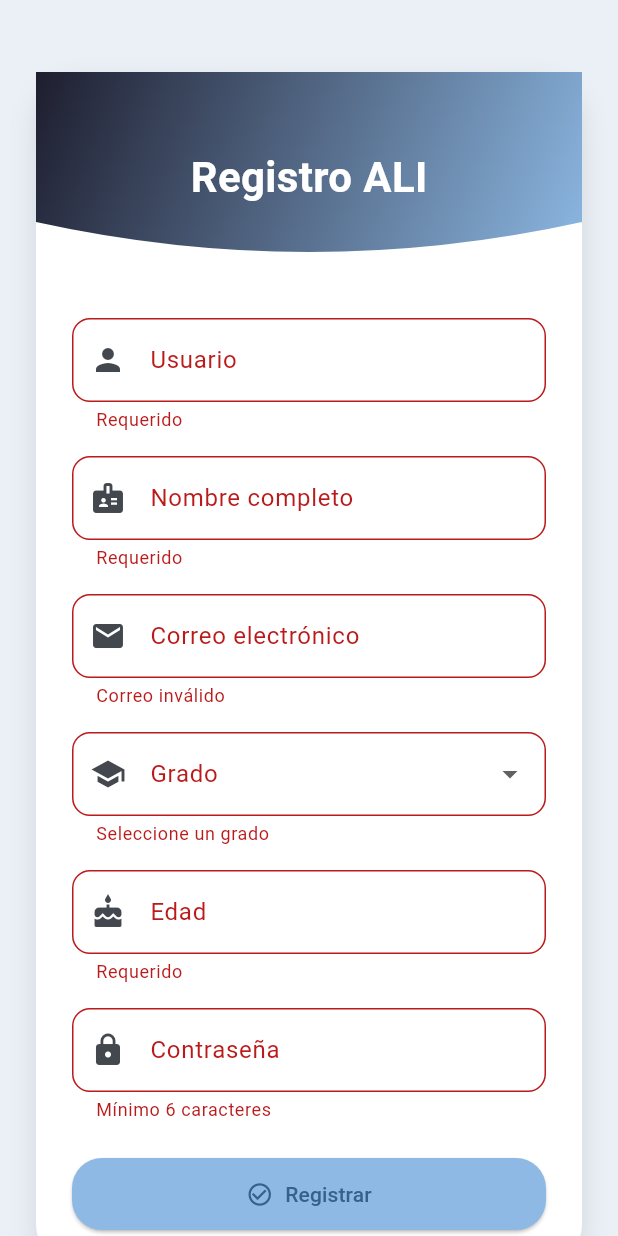
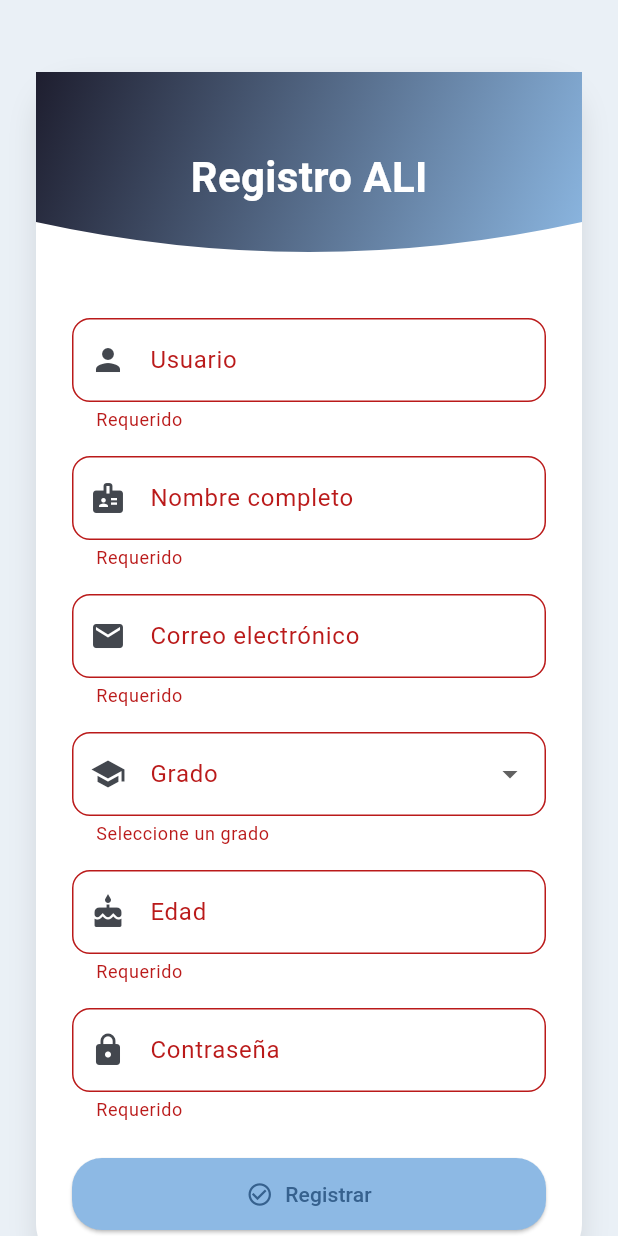
Before and after one commit to carlosalevela/ALI_plataformaintegral, a Flutter app: the RegisterScreen screen opened by its route, after a tap on "Registrar", on a phone screen of 412 x 824 dp. Run offline on Flutter 3.47's test engine with Material 3 defaults, Android fonts, the phone set to English and light mode, and no system bars; our stand-ins replace shared_preferences; accounts and stored records are empty.

Commit message:
correciones en diseño

```diff
--- a/Ali_Front/ali_fronted/lib/screens/register_screen.dart
+++ b/Ali_Front/ali_fronted/lib/screens/register_screen.dart
@@ -153,6 +153,7 @@ class _RegisterScreenState extends State<RegisterScreen> with TickerProviderStat
                     key: _formKey,
                     child: Column(
                       children: [
+                        // Campo Usuario
                         TextFormField(
                           controller: _username,
                           onFieldSubmitted: (_) => _register(),
@@ -161,9 +162,12 @@ class _RegisterScreenState extends State<RegisterScreen> with TickerProviderStat
                             prefixIcon: const Icon(Icons.person),
                             border: OutlineInputBorder(borderRadius: BorderRadius.circular(12)),
                           ),
-                          validator: (val) => val!.isEmpty ? 'Requerido' : null,
+                          validator: (val) =>
+                              val == null || val.trim().isEmpty ? 'Requerido' : null,
                         ),
                         const SizedBox(height: 16),
+
+                        // Campo Nombre completo (validación de nombre completo)
                         TextFormField(
                           controller: _nombre,
                           onFieldSubmitted: (_) => _register(),
@@ -172,9 +176,22 @@ class _RegisterScreenState extends State<RegisterScreen> with TickerProviderStat
                             prefixIcon: const Icon(Icons.badge),
                             border: OutlineInputBorder(borderRadius: BorderRadius.circular(12)),
                           ),
-                          validator: (val) => val!.isEmpty ? 'Requerido' : null,
+                          validator: (val) {
+                            if (val == null || val.trim().isEmpty) {
+                              return 'Requerido';
+                            }
+                            final partes = val.trim().split(' ');
+                            // Debe tener al menos dos palabras y cada palabra mínimo 2 caracteres
+                            if (partes.length < 2 ||
+                                partes.any((p) => p.trim().length < 2)) {
+                              return 'Ingrese nombre completo';
+                            }
+                            return null;
+                          },
                         ),
                         const SizedBox(height: 16),
+
+                        // Campo Correo electrónico (con validación mínima)
                         TextFormField(
                           controller: _email,
                           onFieldSubmitted: (_) => _register(),
@@ -183,9 +200,23 @@ class _RegisterScreenState extends State<RegisterScreen> with TickerProviderStat
                             prefixIcon: const Icon(Icons.email),
                             border: OutlineInputBorder(borderRadius: BorderRadius.circular(12)),
                           ),
-                          validator: (val) => val!.contains('@') ? null : 'Correo inválido',
+                          validator: (val) {
+                            if (val == null || val.trim().isEmpty) {
+                              return 'Requerido';
+                            }
+                            final email = val.trim();
+                            if (!email.contains('@')) {
+                              return 'Correo inválido';
+                            }
+                            if (!email.toLowerCase().endsWith('@gmail.com')) {
+                              return 'Solo se aceptan correos @gmail.com';
+                            }
+                            return null;
+                          },
                         ),
                         const SizedBox(height: 16),
+
+                        // Campo Grado
                         DropdownButtonFormField<String>(
                           decoration: InputDecoration(
                             labelText: 'Grado',
@@ -207,6 +238,8 @@ class _RegisterScreenState extends State<RegisterScreen> with TickerProviderStat
                           validator: (val) => val == null ? 'Seleccione un grado' : null,
                         ),
                         const SizedBox(height: 16),
+
+                        // Campo Edad
                         TextFormField(
                           controller: _edad,
                           keyboardType: TextInputType.number,
@@ -218,12 +251,14 @@ class _RegisterScreenState extends State<RegisterScreen> with TickerProviderStat
                             border: OutlineInputBorder(borderRadius: BorderRadius.circular(12)),
                           ),
                           validator: (val) {
-                            if (val == null || val.isEmpty) return 'Requerido';
-                            if (int.tryParse(val) == null) return 'Debe ser un número válido';
+                            if (val == null || val.trim().isEmpty) return 'Requerido';
+                            if (int.tryParse(val.trim()) == null) return 'Debe ser un número válido';
                             return null;
                           },
                         ),
                         const SizedBox(height: 16),
+
+                        // Campo Contraseña
                         TextFormField(
                           controller: _password,
                           obscureText: true,
@@ -233,9 +268,19 @@ class _RegisterScreenState extends State<RegisterScreen> with TickerProviderStat
                             prefixIcon: const Icon(Icons.lock),
                             border: OutlineInputBorder(borderRadius: BorderRadius.circular(12)),
                           ),
-                          validator: (val) => val!.length < 6 ? 'Mínimo 6 caracteres' : null,
+                          validator: (val) {
+                            if (val == null || val.trim().isEmpty) {
+                              return 'Requerido';
+                            }
+                            if (val.trim().length < 6) {
+                              return 'Mínimo 6 caracteres';
+                            }
+                            return null;
+                          },
                         ),
                         const SizedBox(height: 24),
+
+                        // Botón Registrar
                         _isLoading
                             ? const CircularProgressIndicator()
                             : SizedBox(
@@ -253,6 +298,8 @@ class _RegisterScreenState extends State<RegisterScreen> with TickerProviderStat
                                   ),
                                 ),
                               ),
+
+                        // Mensaje de resultado
                         if (_message != null)
                           Padding(
                             padding: const EdgeInsets.only(top: 20),
@@ -260,6 +307,7 @@ class _RegisterScreenState extends State<RegisterScreen> with TickerProviderStat
                               _message!,
                               style: TextStyle(
                                 color: _message!.startsWith("Error") ? Colors.red : Colors.green,
+                                fontWeight: FontWeight.bold,
                               ),
                             ),
                           ),
```
Also changed, not shown: Ali_Front/ali_fronted/lib/screens/test_grado9_screen.dart (+81 -1 lines), 1 other file.
